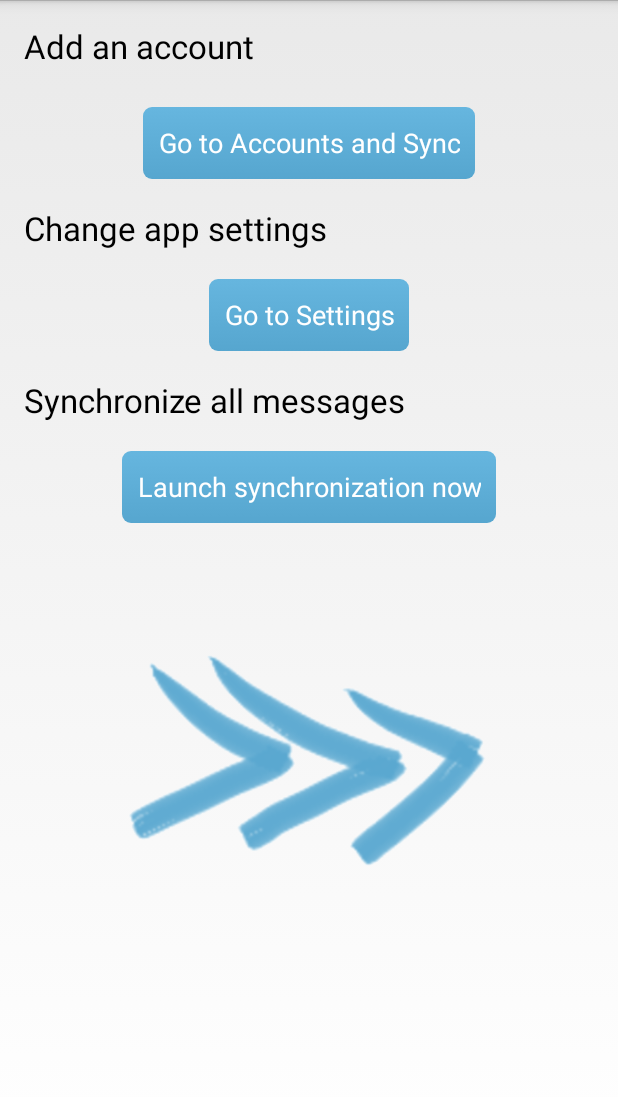
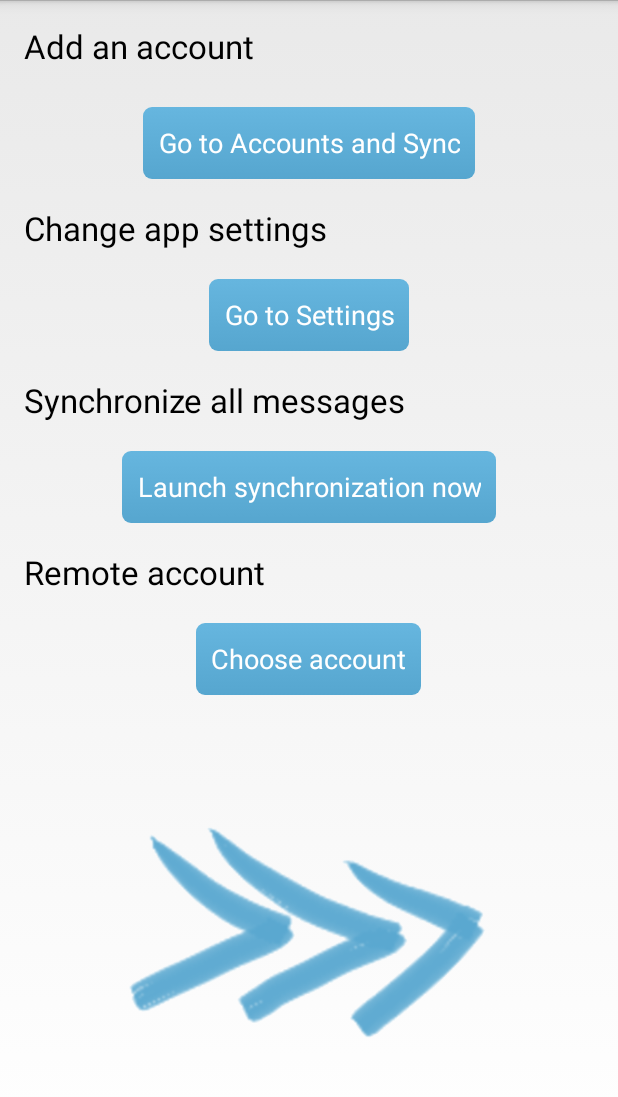
Before and after one commit to nerzhul/ncsms-android, an Android app: the layout fragment_mainactivity_gotosettings.xml on its own in the app's theme, with its tools: preview values and no code run, on a phone screen of 412 x 824 dp, the part 72-1169 px from its top. Run offline under Robolectric (Android 15) with nearby library versions, the phone set to English and light mode, and no system bars; plain views replace blot.

Commit message:
Remote account interface improvements

```diff
--- a/src/main/res/layout/fragment_mainactivity_gotosettings.xml
+++ b/src/main/res/layout/fragment_mainactivity_gotosettings.xml
@@ -103,7 +103,7 @@
         style="@style/StandardButton"
         android:text="@string/ma_button_sync_accounts_now" />
 
-   <!--<TextView
+   <TextView
         android:id="@+id/tv_remoteaccount"
         android:layout_width="wrap_content"
         android:layout_height="wrap_content"
@@ -124,7 +124,7 @@
         android:onClick="selectRemoteAccount"
         android:background="@drawable/standard_button"
         style="@style/StandardButton"
-        android:text="@string/choose_account" />-->
+        android:text="@string/choose_account" />
 
     <ImageView
         android:id="@+id/imageView1"
@@ -132,9 +132,9 @@
         android:layout_height="wrap_content"
         android:layout_alignLeft="@+id/textView1"
         android:layout_alignStart="@+id/textView1"
-        android:layout_below="@+id/main_button_sync"
+        android:layout_below="@+id/main_button_choose_account"
         android:layout_marginTop="33dp"
         android:src="@drawable/next_arrow" />
-    <!--  android:layout_below="@+id/main_button_choose_account" -->
+    <!--  android:layout_below="@+id/main_button_sync" -->
 
 </RelativeLayout>
--- a/src/main/res/values/strings.xml
+++ b/src/main/res/values/strings.xml
@@ -193,4 +193,5 @@ Contributors and issue\'s reporters</string>
     <string name="contactinfos_title">Contact informations</string>
     <string name="subtitle_contact_phones">> Contact phones</string>
     <string name="pref_title_bulk_messages">Max messages to send per sync</string>
+    <string name="contactinfos_list">Contact list</string>
 </resources>
```
Also changed, not shown: src/main/java/fr/unix_experience/owncloud_sms/activities/remote_account/ContactListActivity.java (+3 -5 lines), src/main/java/fr/unix_experience/owncloud_sms/engine/ASyncContactLoad.java (+6 -6 lines), src/main/res/layout/restore_activity_contactlist.xml (+23 -18 lines), 2 other files.
